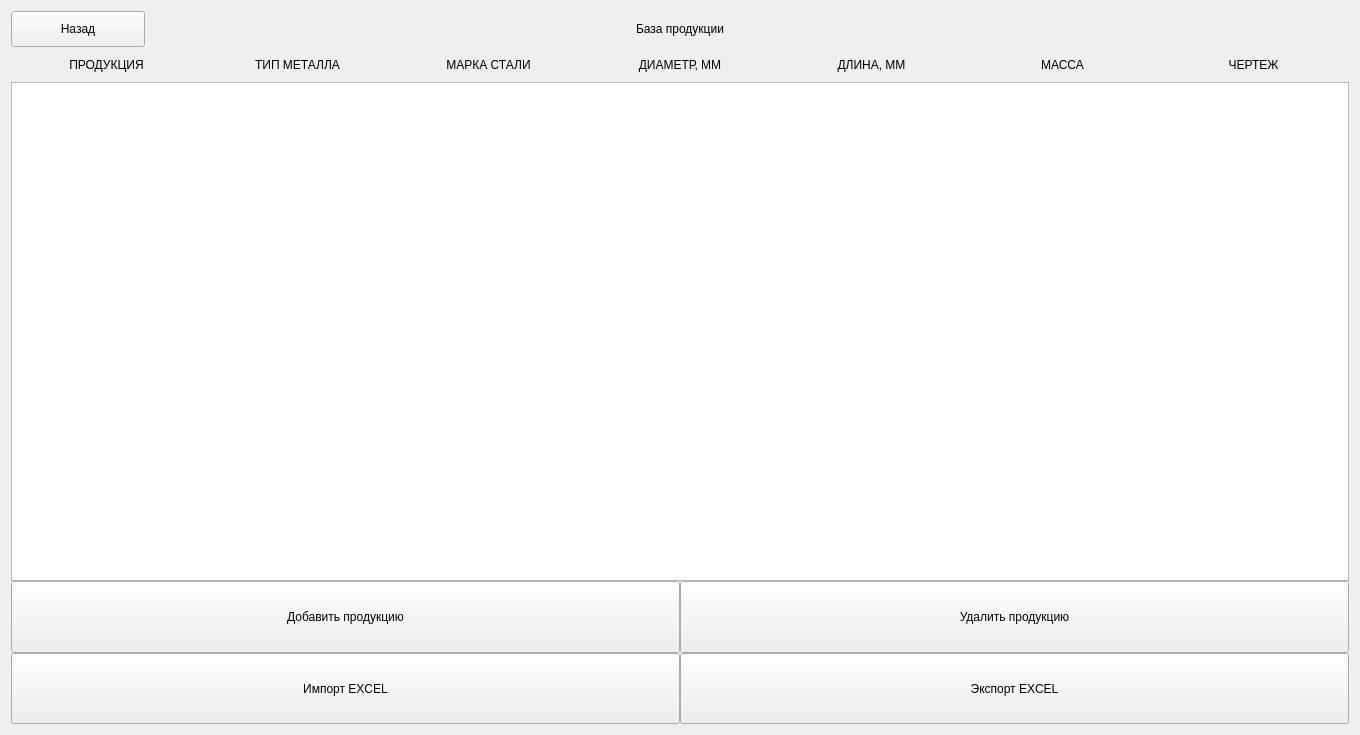
Above: ui_sources/products_db_frame.ui from Churkabesina/Kazan_zavod_app before the change. Below: the same form after it.
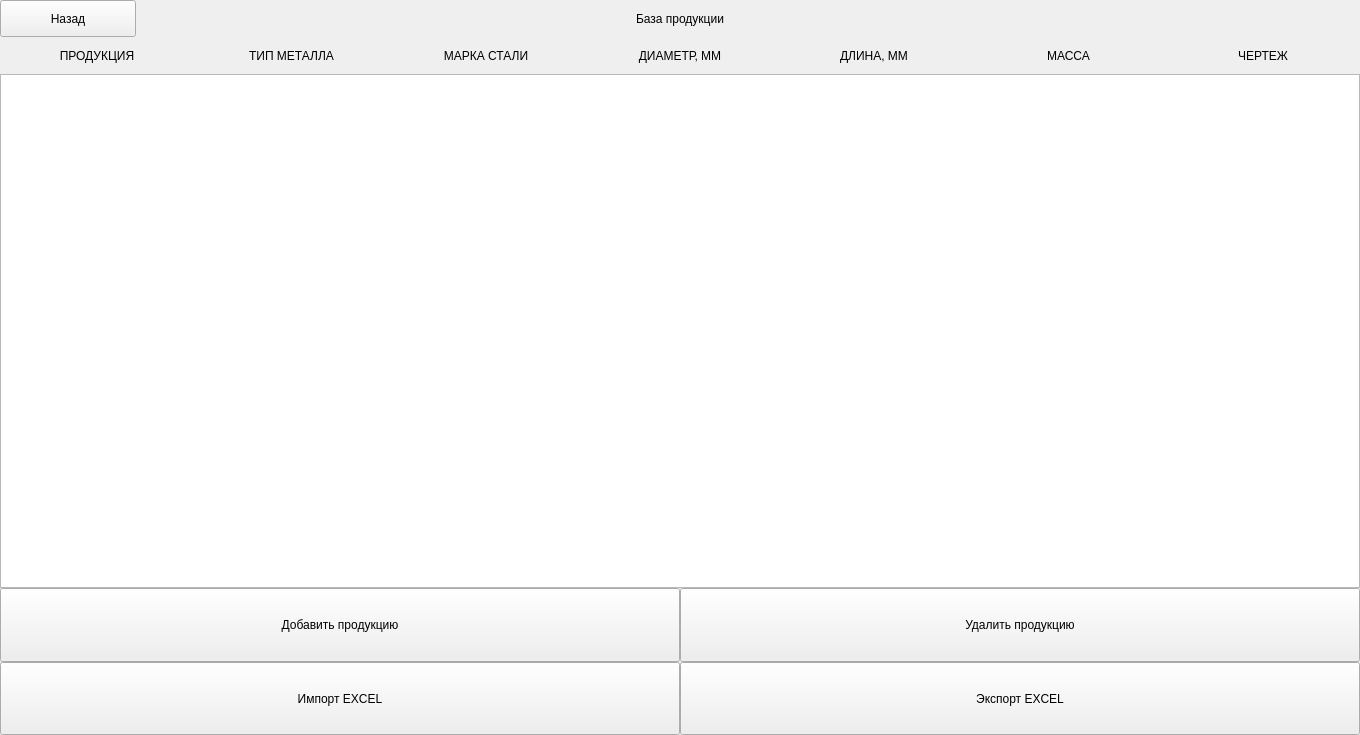
That is the form after the change.

```diff
--- a/ui_sources/products_db_frame.ui
+++ b/ui_sources/products_db_frame.ui
@@ -14,6 +14,21 @@
    <string>Frame</string>
   </property>
   <layout class="QVBoxLayout" name="verticalLayout">
+   <property name="spacing">
+    <number>0</number>
+   </property>
+   <property name="leftMargin">
+    <number>0</number>
+   </property>
+   <property name="topMargin">
+    <number>0</number>
+   </property>
+   <property name="rightMargin">
+    <number>0</number>
+   </property>
+   <property name="bottomMargin">
+    <number>0</number>
+   </property>
    <item>
     <layout class="QVBoxLayout" name="frame_layout" stretch="1,1,14,2,2">
      <property name="spacing">
```
Left out of the diff: 2 changed lines with no effect on the pictures.
